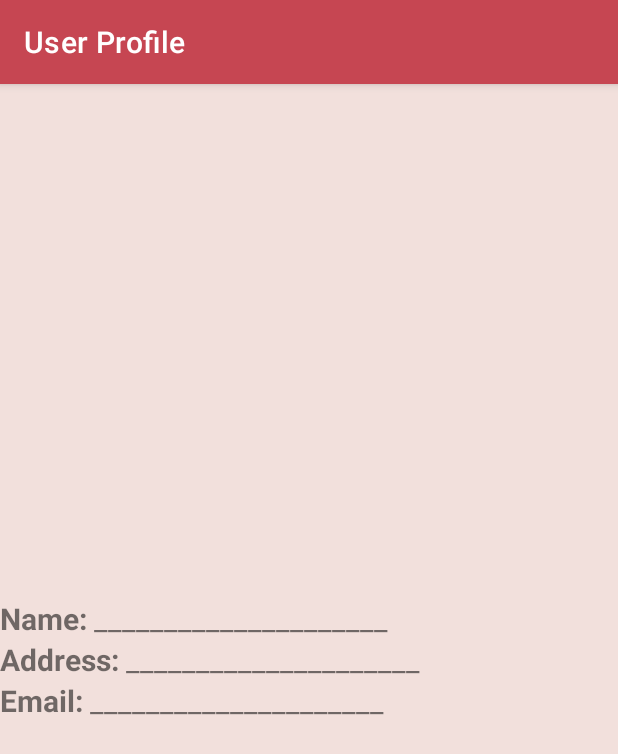
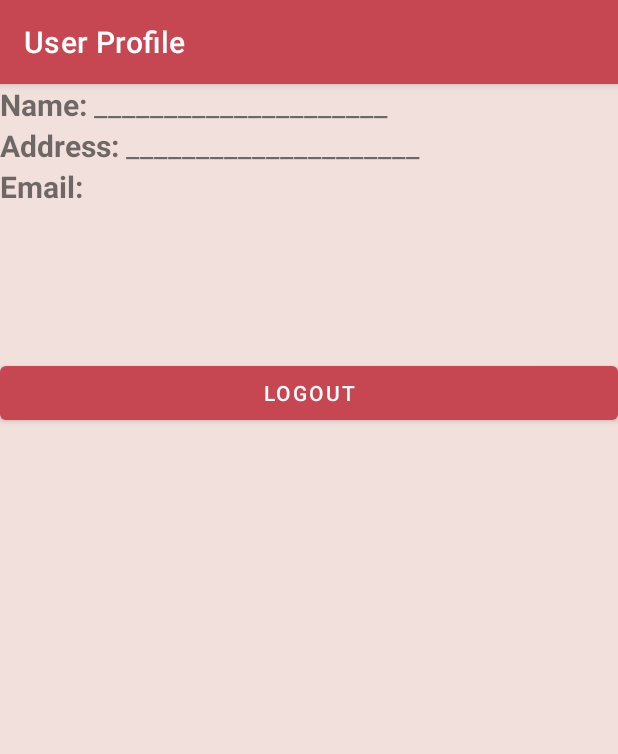
Before and after one commit to SMYJND/safetynet, an Android app: the UserProfile screen opened directly, with no data from a screen before it, on a phone screen of 412 x 824 dp. Shown: the top 754 px of the screen. Run offline under Robolectric (Android 15) with nearby library versions, the phone set to English and light mode, and no system bars.

Commit message:
commit for user profile

```diff
--- a/app/src/main/java/com/SmyJnd/safetynet/Contact_listActivity.java
+++ b/app/src/main/java/com/SmyJnd/safetynet/Contact_listActivity.java
@@ -49,7 +49,7 @@ public class Contact_listActivity extends AppCompatActivity {
         androidData = new DataClass("Ambulance", R.drawable.bb, "1990");
         dataList.add(androidData);
 
-        androidData = new DataClass("Police Emergency", R.drawable.police, "118/119");
+        androidData = new DataClass("Police Emergency", R.drawable.police, "119");
         dataList.add(androidData);
 
         androidData = new DataClass("Fire and Rescue", R.drawable.fire_rescue, "111");
--- a/app/src/main/java/com/SmyJnd/safetynet/DetailActivity_contact.java
+++ b/app/src/main/java/com/SmyJnd/safetynet/DetailActivity_contact.java
@@ -48,7 +48,7 @@ public class DetailActivity_contact extends AppCompatActivity {
          button.setOnClickListener(new View.OnClickListener() {
              @Override
              public void onClick(View v) {
-                 String Number = getIntent().getStringExtra("number");
+                 String Number = getIntent().getStringExtra("Number");
                  Intent intent = new Intent(Intent.ACTION_DIAL);
                  intent.setData(Uri.parse("tel:"+Number ));
                  startActivity(intent);
--- a/app/src/main/java/com/SmyJnd/safetynet/LoginActivity.java
+++ b/app/src/main/java/com/SmyJnd/safetynet/LoginActivity.java
@@ -42,6 +42,7 @@ public class LoginActivity extends AppCompatActivity {
                 if(checkEmailPassword) {
                     Toast.makeText(LoginActivity.this, "Login successful", Toast.LENGTH_SHORT).show();
                     Intent intent = new Intent(getApplicationContext(), Dashboard.class);
+                    intent.putExtra("email",email);
                     startActivity(intent);
                 }
                 else {
--- a/app/src/main/java/com/SmyJnd/safetynet/UserProfile.java
+++ b/app/src/main/java/com/SmyJnd/safetynet/UserProfile.java
@@ -1,38 +1,31 @@
 package com.SmyJnd.safetynet;
 
+import android.content.Intent;
 import android.os.Bundle;
+import android.view.View;
+import android.widget.EditText;
 import android.widget.TextView;
 
 import androidx.appcompat.app.AppCompatActivity;
 
 public class UserProfile extends AppCompatActivity {
-    TextView userProfileName, userProfileAddress, userProfileEmail;
-    DBHelper DB;
+    TextView user_profile_name, user_profile_address, user_profile_email;
+
+
 
     @Override
     protected void onCreate(Bundle savedInstanceState) {
         super.onCreate(savedInstanceState);
         setContentView(R.layout.activity_user_profile);
 
-        userProfileName = findViewById(R.id.user_profile_name);
-        userProfileAddress = findViewById(R.id.user_profile_address);
-        userProfileEmail = findViewById(R.id.user_profile_email);
-        DB = new DBHelper(this);
+        user_profile_name = (TextView) findViewById(R.id.user_profile_name);
+        user_profile_address = (TextView) findViewById(R.id.user_profile_address);
+        user_profile_email = (TextView) findViewById(R.id.user_profile_email);
+        Intent intent = getIntent();
+        String email = getIntent().getStringExtra("email");
+        user_profile_email.setText(email);
+    }
+    public void logoutUser(View view){
 
-        String email = getIntent().getStringExtra("email");
-
-        if (email != null) {
-            String name = DB.getUserName(email);
-
-            if (!name.isEmpty()) {
-                userProfileName.setText(name);
-                userProfileAddress.setText(DB.getUserAddress(email));
-                userProfileEmail.setText(email);
-            } else {
-                // Handle the case when the user doesn't exist in the database
-            }
-        } else {
-            // Handle the case when the email value is null
-        }
     }
 }
--- a/app/src/main/res/layout/activity_user_profile.xml
+++ b/app/src/main/res/layout/activity_user_profile.xml
@@ -4,7 +4,6 @@
     android:layout_width="match_parent"
     android:layout_height="match_parent"
     android:orientation="vertical"
-    android:gravity="center"
     android:background="@color/off_pink"
     tools:context=".UserProfile">
 
@@ -13,17 +12,17 @@
         android:layout_height="wrap_content"
         android:orientation="horizontal">
         <TextView
-            android:id="@+id/user_profile_name"
             android:layout_width="wrap_content"
             android:layout_height="wrap_content"
             android:text="Name: "
-            android:textSize="20sp"
-            android:textStyle="bold" />
+            android:textSize="20dp"
+            android:textStyle="bold"/>
         <TextView
             android:layout_width="wrap_content"
             android:layout_height="wrap_content"
             android:text="_____________________"
-            android:textSize="20dp"/>
+            android:textSize="20dp"
+            android:id="@+id/user_profile_name"/>
     </LinearLayout>
 
     <LinearLayout
@@ -31,7 +30,6 @@
         android:layout_height="wrap_content"
         android:orientation="horizontal">
     <TextView
-        android:id="@+id/user_profile_address"
         android:layout_width="wrap_content"
         android:layout_height="wrap_content"
         android:layout_below="@id/user_profile_name"
@@ -42,7 +40,8 @@
             android:layout_width="wrap_content"
             android:layout_height="wrap_content"
             android:text="_____________________"
-            android:textSize="20dp"/>
+            android:textSize="20dp"
+            android:id="@+id/user_profile_address"/>
     </LinearLayout>
 
     <LinearLayout
@@ -50,7 +49,6 @@
         android:layout_height="wrap_content"
         android:orientation="horizontal">
     <TextView
-        android:id="@+id/user_profile_email"
         android:layout_width="wrap_content"
         android:layout_height="wrap_content"
         android:layout_below="@id/user_profile_address"
@@ -61,7 +59,14 @@
             android:layout_width="wrap_content"
             android:layout_height="wrap_content"
             android:text="_____________________"
-            android:textSize="20dp"/>
+             android:id="@+id/user_profile_email"/>
     </LinearLayout>
 
+    <Button
+        android:layout_width="match_parent"
+        android:layout_height="wrap_content"
+        android:text="Logout"
+        android:onClick="logoutUser"
+        android:layout_marginTop="100dp"/>
+
 </LinearLayout>
```
Also changed, not shown: app/src/main/java/com/SmyJnd/safetynet/DBHelper.java (+13 -0 lines).
